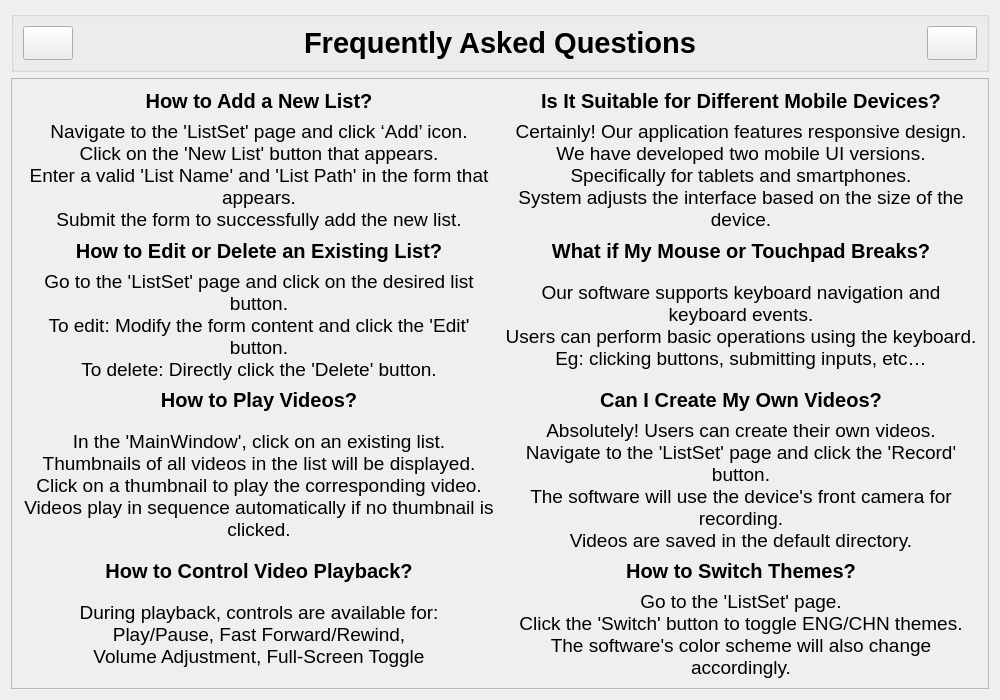
Old version of the form faq.ui in the repository 454270186/XJCO2811_UserInterface.
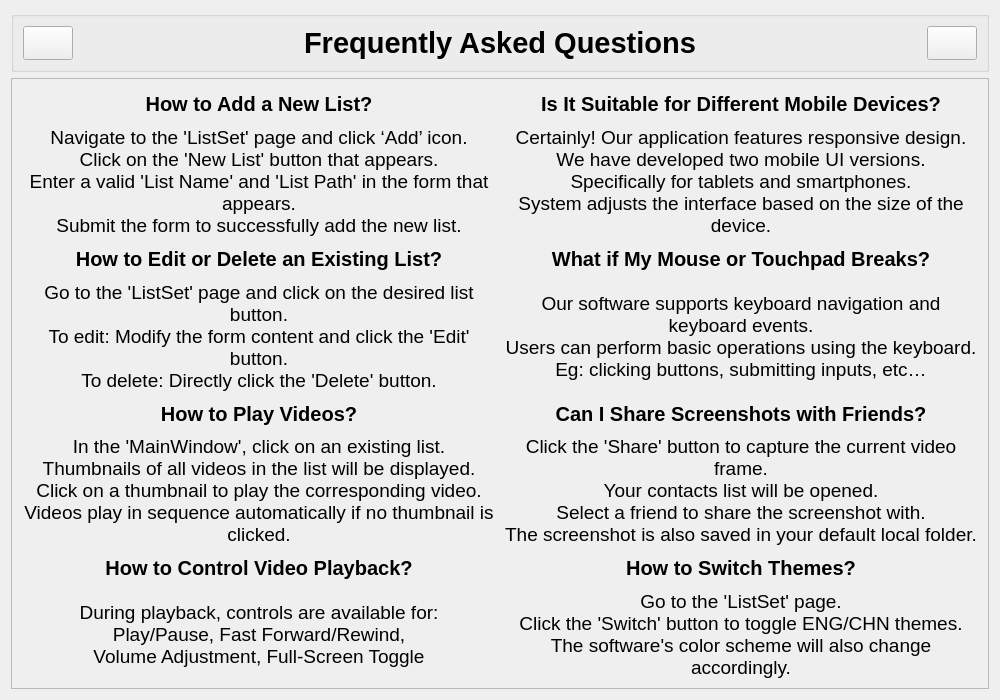
New version of the form.

Commit message: feat: added screenshots intro in faq.

What changed in the file:
```diff
--- a/faq.ui
+++ b/faq.ui
@@ -177,7 +177,7 @@
             </font>
            </property>
            <property name="text">
-            <string>Can I Create My Own Videos?</string>
+            <string>Can I Share Screenshots with Friends?</string>
            </property>
            <property name="alignment">
             <set>Qt::AlignCenter</set>
@@ -392,10 +392,10 @@
             </font>
            </property>
            <property name="text">
-            <string>Absolutely! Users can create their own videos.
-Navigate to the 'ListSet' page and click the 'Record' button.
-The software will use the device's front camera for recording.
-Videos are saved in the default directory.</string>
+            <string>Click the 'Share' button to capture the current video frame.
+Your contacts list will be opened.
+Select a friend to share the screenshot with.
+The screenshot is also saved in your default local folder.</string>
            </property>
            <property name="alignment">
             <set>Qt::AlignCenter</set>
```
